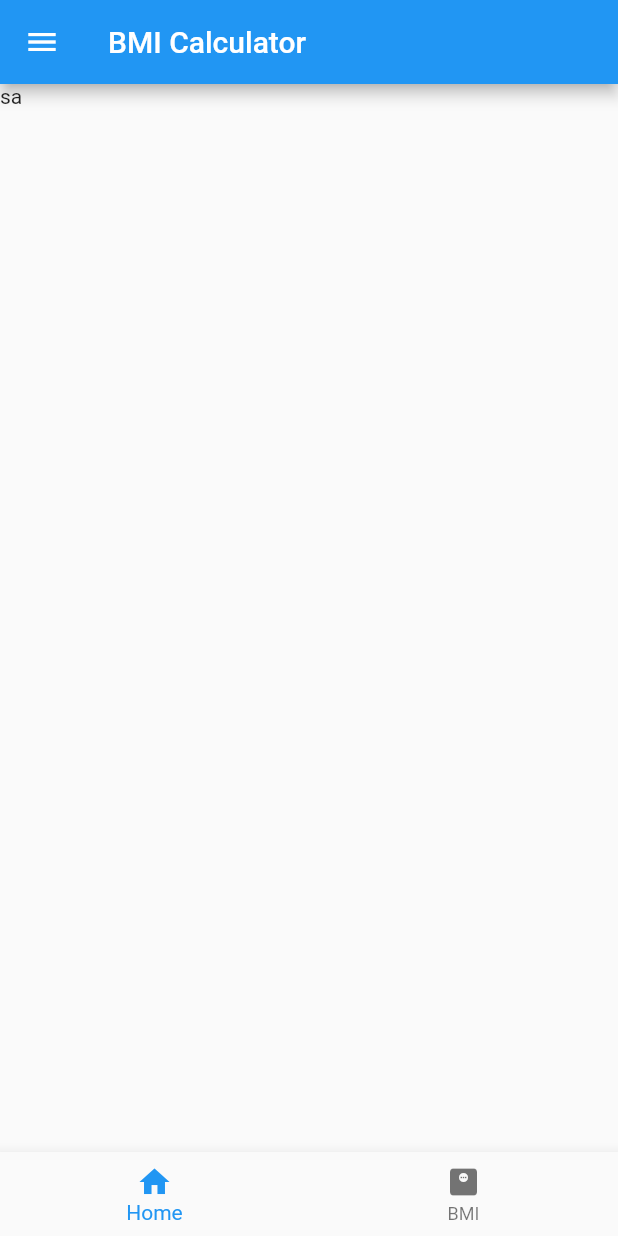
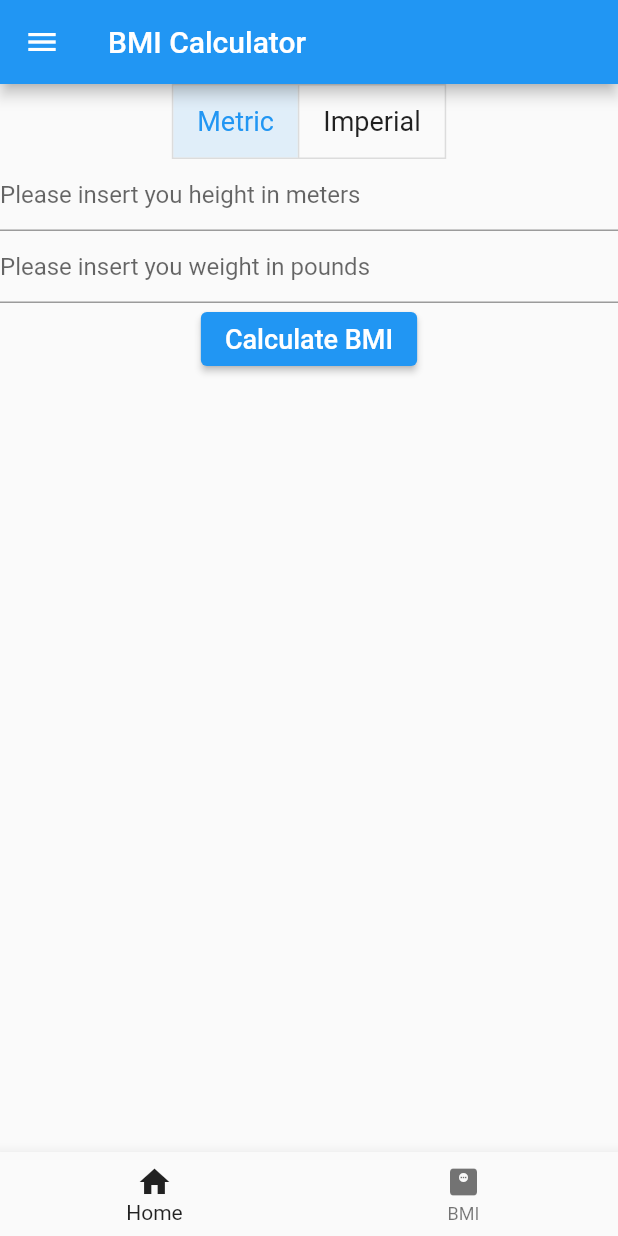
Before and after one commit to tahaagaoglu/Flutter.App, a Flutter app: the BmiScreen screen opened by its route, on a phone screen of 412 x 824 dp. Run offline on Flutter 3.47's test engine with Material 2 defaults, Android fonts, the phone set to English and light mode, and no system bars.

Commit message:
globofitnes

```diff
--- a/lib/screens/bmi_screen.dart
+++ b/lib/screens/bmi_screen.dart
@@ -2,18 +2,101 @@ import 'package:flutter/material.dart';
 import 'package:globo_fitness/shared/menu_bottom.dart';
 import 'package:globo_fitness/shared/menu_drawer.dart';
 
-class BmiScreen extends StatelessWidget {
+class BmiScreen extends StatefulWidget {
   const BmiScreen({Key? key}) : super(key: key);
 
   @override
+  State<BmiScreen> createState() => _BmiScreenState();
+}
+
+class _BmiScreenState extends State<BmiScreen> {
+  final TextEditingController txtHeight = TextEditingController();
+  final TextEditingController txtWeight = TextEditingController();
+  final double fontSize = 18;
+  String result = '';
+  bool isMetric = true;
+  bool isImperial = false;
+  double? height;
+  double? weight;
+  late List<bool> isSelected;
+  String heightMassage = '';
+  String weightMassage = '';
+
+  @override
+  void initState() {
+    isSelected = [isMetric, isImperial];
+    super.initState();
+  }
+
+  @override
   Widget build(BuildContext context) {
+    heightMassage =
+        'Please insert you height in ' + ((isMetric) ? 'meters' : 'inches');
+    weightMassage =
+        'Please insert you weight in ' + ((isImperial) ? 'kilos' : 'pounds');
     return Scaffold(
-        appBar: AppBar(title: Text('BMI Calculator')),
-        bottomNavigationBar: MenuBottom(),
-        drawer: MenuDrawer(),
-        body: Container(
-            child: Container(
-          child: Text('sa'),
-        )));
+      appBar: AppBar(title: Text('BMI Calculator')),
+      bottomNavigationBar: MenuBottom(),
+      drawer: MenuDrawer(),
+      body: Column(children: [
+        ToggleButtons(children: [
+          Padding(
+            padding: EdgeInsets.symmetric(horizontal: 16),
+            child: Text(
+              'Metric',
+              style: TextStyle(fontSize: fontSize),
+            ),
+          ),
+          Padding(
+            padding: EdgeInsets.symmetric(horizontal: 16),
+            child: Text(
+              'Imperial',
+              style: TextStyle(fontSize: fontSize),
+            ),
+          ),
+        ], isSelected: isSelected, onPressed: toggleMeasure),
+        TextField(
+            controller: txtHeight,
+            keyboardType: TextInputType.number,
+            decoration: InputDecoration(hintText: heightMassage)),
+        TextField(
+            controller: txtWeight,
+            keyboardType: TextInputType.number,
+            decoration: InputDecoration(hintText: weightMassage)),
+        ElevatedButton(
+          child: Text('Calculate BMI', style: TextStyle(fontSize: fontSize)),
+          onPressed: findBMI,
+        ),
+        Text(result, style: TextStyle(fontSize: fontSize))
+      ]),
+    );
+  }
+
+  void toggleMeasure(value) {
+    if (value == 0) {
+      isMetric = true;
+      isImperial = false;
+    } else {
+      isMetric = false;
+      isImperial = true;
+    }
+    setState(() {
+      isSelected = [isMetric, isImperial];
+    });
+  }
+
+  void findBMI() {
+    double bmi = 0;
+    double height = double.tryParse(txtHeight.text) ?? 0;
+    double weight = double.tryParse(txtWeight.text) ?? 0;
+    if (isMetric) {
+      bmi = weight / (height * height);
+    } else {
+      bmi = weight * 703 / (height * height);
+    }
+
+    setState(() {
+      result = 'Your BMI is' + bmi.toStringAsFixed(2);
+    });
   }
 }
--- a/lib/screens/intro_screen.dart
+++ b/lib/screens/intro_screen.dart
@@ -9,7 +9,10 @@ class IntroScreen extends StatelessWidget {
   Widget build(BuildContext context) {
     return MaterialApp(
         home: Scaffold(
-      appBar: AppBar(title: Text('Globo Fitness')),
+      appBar: AppBar(
+        title: Text('Globo Fitness'),
+        backgroundColor: Colors.black,
+      ),
       drawer: MenuDrawer(),
       bottomNavigationBar: MenuBottom(),
       body: Container(
@@ -32,7 +35,7 @@ class IntroScreen extends StatelessWidget {
                     Shadow(
                       offset: Offset(1.0, 1.0),
                       blurRadius: 2.0,
-                      color: Colors.green,
+                      color: Colors.blue,
                     )
                   ]),
                 ))),
--- a/lib/shared/menu_bottom.dart
+++ b/lib/shared/menu_bottom.dart
@@ -23,9 +23,13 @@ class MenuBottom extends StatelessWidget {
         }
       },
       items: [
-        BottomNavigationBarItem(icon: Icon(Icons.home), label: 'Home'),
+        BottomNavigationBarItem(
+          icon: Icon(Icons.home),
+          label: 'Home',
+        ),
         BottomNavigationBarItem(icon: Icon(Icons.monitor_weight), label: 'BMI'),
       ],
+      selectedItemColor: Colors.black87,
     );
   }
 }
--- a/lib/shared/menu_drawer.dart
+++ b/lib/shared/menu_drawer.dart
@@ -23,7 +23,7 @@ class MenuDrawer extends StatelessWidget {
     ];
     List<Widget> menuItems = [];
     menuItems.add(DrawerHeader(
-        decoration: BoxDecoration(color: Colors.blue),
+        decoration: BoxDecoration(color: Colors.black),
         child: Text('Golobo Fitness',
             style: TextStyle(color: Colors.white, fontSize: 28))));
     menuTitles.forEach((String element) {
```
